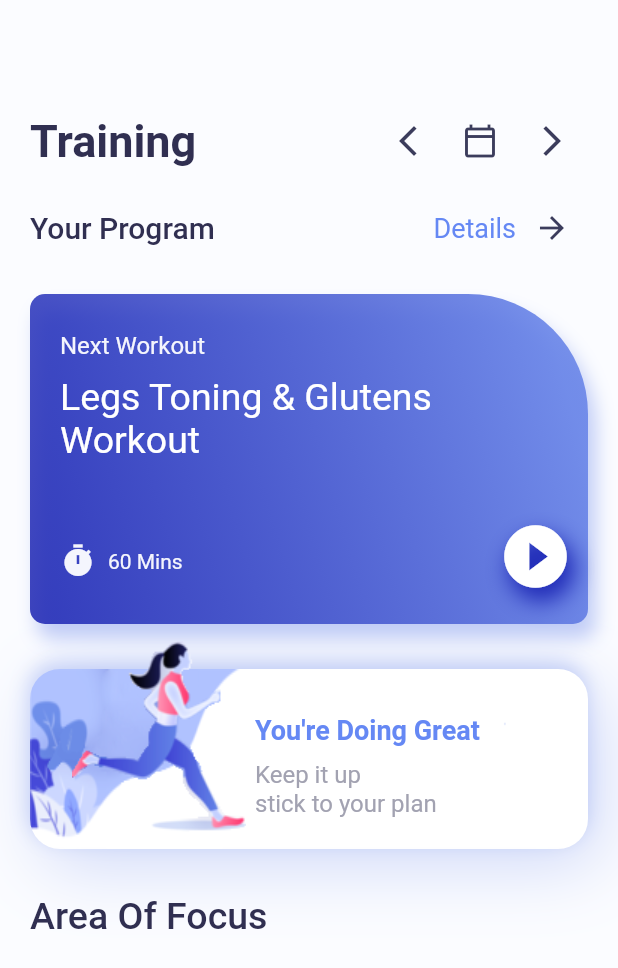
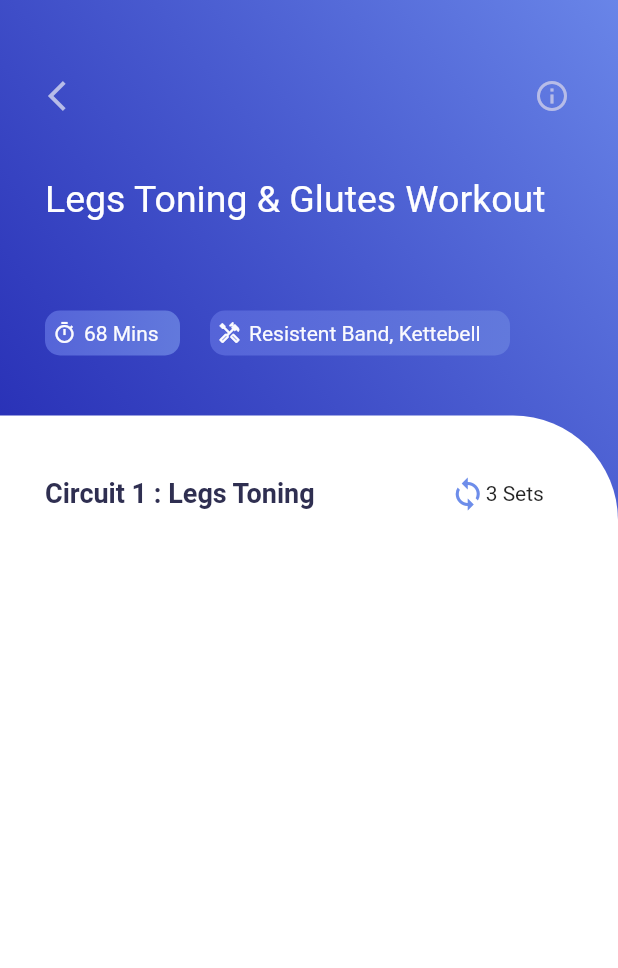
Before and after one commit to jaimonga420/training-app-ui, a Flutter app: the screen it shows after launch, after a tap on the "arrow forward" icon, on a phone screen of 412 x 824 dp. Shown: the top 968 px of the screen. Run offline on Flutter 3.47's test engine with Material 2 defaults, Android fonts, the phone set to English and light mode, and no system bars.

Commit message:
built videos info screen header

```diff
--- a/lib/main.dart
+++ b/lib/main.dart
@@ -1,6 +1,8 @@
 import 'package:flutter/material.dart';
+import 'package:training_app/screens/videos_info_screen.dart';
 
-import './screens/home.dart';
+import 'screens/home_screen.dart';
+import './screens/videos_info_screen.dart';
 
 void main() {
   runApp(const MyApp());
@@ -19,6 +21,12 @@ class MyApp extends StatelessWidget {
         primarySwatch: Colors.blue,
       ),
       home: const Home(),
+      routes: {
+        '/videosinfo' :(context) => VideosInfo(),
+        '/home' :(context) => Home(),
+      },
+
     );
+
   }
 }
--- a/lib/screens/home.dart
+++ b/lib/screens/home_screen.dart
@@ -1,13 +1,14 @@
 import 'package:flutter/material.dart';
 
 import '../helpers/colors.dart' as color;
-import '../widgets/nextworkout.dart';
+import '../widgets/next_workout.dart';
 import '../widgets/header.dart';
 import '../widgets/details.dart';
-import '../widgets/doinggreat.dart';
-import '../widgets/areaoffocus.dart';
+import '../widgets/doing_great.dart';
+import '../widgets/area_of_focus.dart';
 
 class Home extends StatefulWidget {
+  static const routeName = '/home';
   const Home({Key? key}) : super(key: key);
 
   @override
--- /dev/null
+++ b/lib/screens/videos_info_screen.dart
@@ -0,0 +1,143 @@
+import 'package:flutter/material.dart';
+
+import '../helpers/colors.dart' as color;
+import '../widgets/tutorials.dart';
+import './home_screen.dart';
+
+class VideosInfo extends StatefulWidget {
+  static const routeName = '/videosinfo';
+  const VideosInfo({Key? key}) : super(key: key);
+
+  @override
+  State<VideosInfo> createState() => _VideosInfoState();
+}
+
+class _VideosInfoState extends State<VideosInfo> {
+  @override
+  Widget build(BuildContext context) {
+    return Scaffold(
+      body: Container(
+        decoration: BoxDecoration(
+          gradient: LinearGradient(colors: [
+            color.AppColor.gradientFirst.withOpacity(0.9),
+            color.AppColor.gradientSecond
+          ], begin: const FractionalOffset(0, 0.4), end: Alignment.topRight),
+        ),
+        child: Container(
+          child: Column(
+            children: [
+              Padding(
+                padding: const EdgeInsets.only(top: 40, left: 20, right: 20),
+                child: Row(
+                  children: [
+                    IconButton(
+                      onPressed: () {
+                        Navigator.of(context).pushNamed(Home.routeName);
+
+                      },
+                      icon: Icon(Icons.arrow_back_ios),
+                      color: color.AppColor.secondPageTopIconColor,
+                    ),
+                    Spacer(),
+                    IconButton(
+                      onPressed: () {},
+                      icon: Icon(Icons.info_outline),
+                      color: color.AppColor.secondPageTopIconColor,
+                    ),
+                  ],
+                ),
+              ),
+              Padding(
+                padding: const EdgeInsets.only(top: 30, left: 30, right: 20),
+                child: Row(
+                  children: [
+                    Text(
+                      'Legs Toning & Glutes Workout',
+                      style: TextStyle(
+                          color: color.AppColor.secondPageTitleColor,
+                          fontSize: 25),
+                    )
+                  ],
+                ),
+              ),
+              Padding(
+                padding: const EdgeInsets.only(
+                    top: 60, left: 30, right: 20, bottom: 40),
+                child: Row(
+                  children: [
+                    Container(
+                      width: 90,
+                      height: 30,
+                      decoration: BoxDecoration(
+                          gradient: LinearGradient(colors: [
+                            color.AppColor.secondPageContainerGradient1stColor,
+                            color.AppColor.secondPageContainerGradient2ndColor
+                          ]),
+                          borderRadius: BorderRadius.circular(10)),
+                      child: Row(
+                        children: [
+                          SizedBox(
+                            width: 5,
+                          ),
+                          Icon(
+                            Icons.timer_outlined,
+                            color: color.AppColor.secondPageIconColor,
+                            size: 16,
+                          ),
+                          SizedBox(
+                            width: 5,
+                          ),
+                          Text(
+                            '68 Mins',
+                            style: TextStyle(
+                                color: color.AppColor.secondPageIconColor,
+                                fontSize: 14),
+                          ),
+                        ],
+                      ),
+                    ),
+                    SizedBox(
+                      width: 20,
+                    ),
+                    Container(
+                      width: 200,
+                      height: 30,
+                      decoration: BoxDecoration(
+                          gradient: LinearGradient(colors: [
+                            color.AppColor.secondPageContainerGradient1stColor,
+                            color.AppColor.secondPageContainerGradient2ndColor
+                          ]),
+                          borderRadius: BorderRadius.circular(10)),
+                      child: Row(
+                        children: [
+                          SizedBox(
+                            width: 5,
+                          ),
+                          Icon(
+                            Icons.handyman_outlined,
+                            color: color.AppColor.secondPageIconColor,
+                            size: 16,
+                          ),
+                          SizedBox(
+                            width: 5,
+                          ),
+                          Text(
+                            'Resistent Band, Kettebell',
+                            style: TextStyle(
+                                color: color.AppColor.secondPageIconColor,
+                                fontSize: 14),
+                          ),
+                        ],
+                      ),
+                    )
+                  ],
+                ),
+              ),
+              Tutorials(),
+            ],
+          ),
+        ),
+      ),
+    );
+  }
+}
--- a/lib/widgets/details.dart
+++ b/lib/widgets/details.dart
@@ -1,12 +1,18 @@
 import 'package:flutter/material.dart';
 
 import '../helpers/colors.dart' as color;
+import '../screens/videos_info_screen.dart';
 
-class Details extends StatelessWidget {
+class Details extends StatefulWidget {
   const Details({
     Key? key,
   }) : super(key: key);
 
+  @override
+  State<Details> createState() => _DetailsState();
+}
+
+class _DetailsState extends State<Details> {
   @override
   Widget build(BuildContext context) {
     return Row(
@@ -25,7 +31,9 @@ class Details extends StatelessWidget {
         ),
         IconButton(
           color: color.AppColor.homePageIcons,
-          onPressed: () {},
+          onPressed: () {
+            Navigator.of(context).pushNamed(VideosInfo.routeName);
+          },
           icon: const Icon(Icons.arrow_forward),
         ),
       ],
--- /dev/null
+++ b/lib/widgets/tutorials.dart
@@ -0,0 +1,71 @@
+import 'dart:convert';
+
+import 'package:flutter/material.dart';
+
+import '../helpers/colors.dart' as color;
+
+class Tutorials extends StatefulWidget {
+  const Tutorials({Key? key}) : super(key: key);
+
+  @override
+  State<Tutorials> createState() => _TutorialsState();
+}
+
+class _TutorialsState extends State<Tutorials> {
+  var _tutorialsList = [];
+
+  _initData() {
+    DefaultAssetBundle.of(context).loadString('json/info.json').then((value) {
+      _tutorialsList = json.decode(value);
+    });
+  }
+
+  @override
+  void initState() {
+    _initData();
+    super.initState();
+  }
+
+  @override
+  Widget build(BuildContext context) {
+    return Expanded(
+        child: Container(
+      decoration: const BoxDecoration(
+        color: Colors.white,
+        borderRadius: BorderRadius.only(
+          topRight: Radius.circular(70),
+        ),
+      ),
+      child: Padding(
+        padding: const EdgeInsets.only(top: 40, left: 30),
+        child: Column(
+          children: [
+            Row(
+              children: [
+                Text(
+                  'Circuit 1 : Legs Toning',
+                  style: TextStyle(
+                    fontSize: 18,
+                    fontWeight: FontWeight.bold,
+                    color: color.AppColor.circuitsColor,
+                  ),
+                ),
+                SizedBox(
+                  width: 90,
+                ),
+                Icon(
+                  Icons.loop_outlined,
+                  color: color.AppColor.loopColor,
+                ),
+                Text(
+                  '3 Sets',
+                  style: TextStyle(),
+                )
+              ],
+            )
+          ],
+        ),
+      ),
+    ));
+  }
+}
```
Also changed, not shown: lib/widgets/area_of_focus.dart (renamed from lib/widgets/areaoffocus.dart), lib/widgets/doing_great.dart (renamed from lib/widgets/doinggreat.dart), lib/widgets/next_workout.dart (renamed from lib/widgets/nextworkout.dart).
